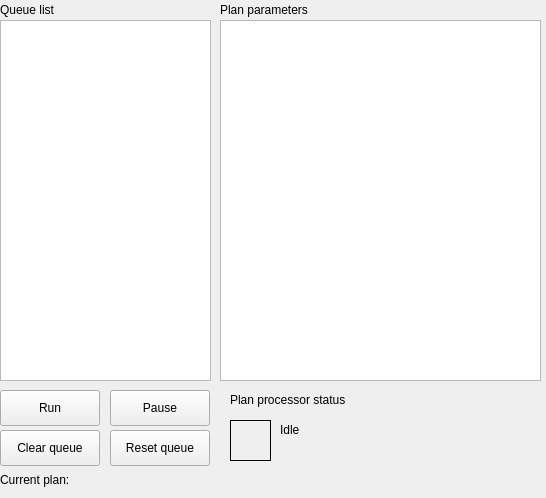
NSLS-II-ISS/isstools, file isstools/ui/ui_plan_queue_v2.ui: the form before one commit.
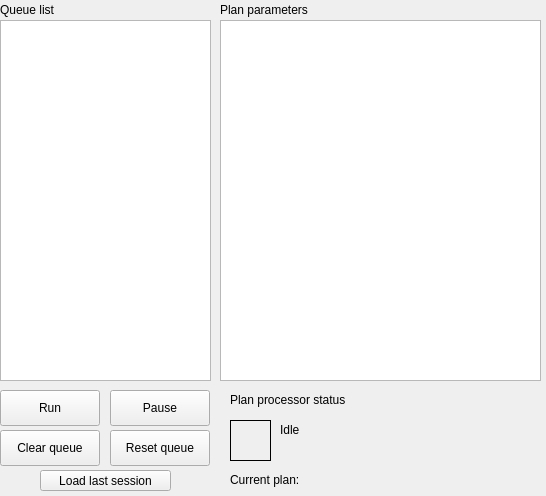
The form after the commit.

Commit message: added loading last session button

```diff
--- a/isstools/ui/ui_plan_queue_v2.ui
+++ b/isstools/ui/ui_plan_queue_v2.ui
@@ -7,7 +7,7 @@
     <x>0</x>
     <y>0</y>
     <width>546</width>
-    <height>498</height>
+    <height>496</height>
    </rect>
   </property>
   <property name="windowTitle">
@@ -120,9 +120,9 @@
   <widget class="QLabel" name="label_plan_processor_current_plan">
    <property name="geometry">
     <rect>
-     <x>0</x>
+     <x>230</x>
      <y>470</y>
-     <width>521</width>
+     <width>291</width>
      <height>20</height>
     </rect>
    </property>
@@ -172,6 +172,19 @@
     <string>Reset queue</string>
    </property>
   </widget>
+  <widget class="QPushButton" name="pushButton_load_last_session">
+   <property name="geometry">
+    <rect>
+     <x>40</x>
+     <y>470</y>
+     <width>131</width>
+     <height>21</height>
+    </rect>
+   </property>
+   <property name="text">
+    <string>Load last session</string>
+   </property>
+  </widget>
  </widget>
  <resources/>
  <connections/>
```
The commit also changes 1 other file.
